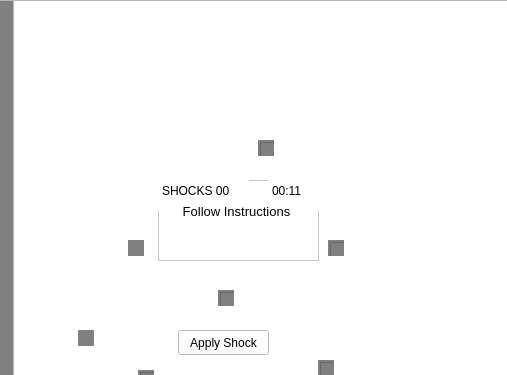
AyomideAwonaya21/3004-Project-, file QT-Project-Folder/mainwindow.ui: the form before one commit; both pictures show x 242 to 749 and y 0 to 375 of the 749 by 581 pixel window.
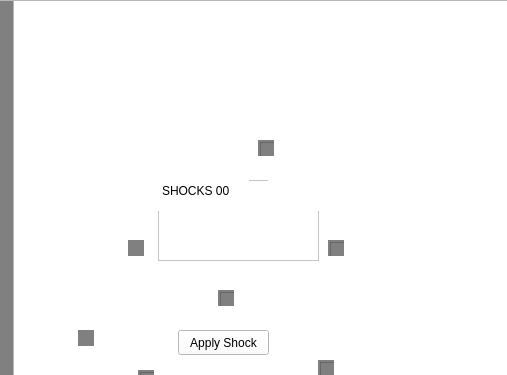
The form after the commit.

Commit message: Added the use case button functionality. Now you can press on the turn on button and the AED starts in sequence and intervals.

Patch:
```diff
--- a/QT-Project-Folder/mainwindow.ui
+++ b/QT-Project-Folder/mainwindow.ui
@@ -371,7 +371,7 @@
      <string notr="true">border: white;</string>
     </property>
     <property name="plainText">
-     <string>00:11</string>
+     <string/>
     </property>
    </widget>
    <widget class="QTextEdit" name="instructionText">
@@ -391,7 +391,7 @@
 &lt;html&gt;&lt;head&gt;&lt;meta name=&quot;qrichtext&quot; content=&quot;1&quot; /&gt;&lt;style type=&quot;text/css&quot;&gt;
 p, li { white-space: pre-wrap; }
 &lt;/style&gt;&lt;/head&gt;&lt;body style=&quot; font-family:'Sans'; font-size:10pt; font-weight:400; font-style:normal;&quot;&gt;
-&lt;p align=&quot;center&quot; style=&quot; margin-top:0px; margin-bottom:0px; margin-left:0px; margin-right:0px; -qt-block-indent:0; text-indent:0px;&quot;&gt;Follow Instructions&lt;/p&gt;&lt;/body&gt;&lt;/html&gt;</string>
+&lt;p align=&quot;center&quot; style=&quot;-qt-paragraph-type:empty; margin-top:0px; margin-bottom:0px; margin-left:0px; margin-right:0px; -qt-block-indent:0; text-indent:0px;&quot;&gt;&lt;br /&gt;&lt;/p&gt;&lt;/body&gt;&lt;/html&gt;</string>
     </property>
    </widget>
    <widget class="QTextBrowser" name="checkPoint7">
```
Left out of the diff: 4 changed lines with no effect on the pictures. The commit also changes 7 other files.
